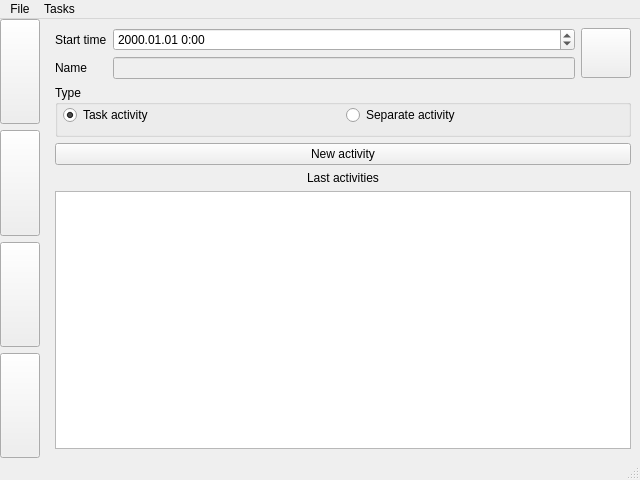
Old version of the form src/tabletmain.ui in the repository ya-breeze/TM.
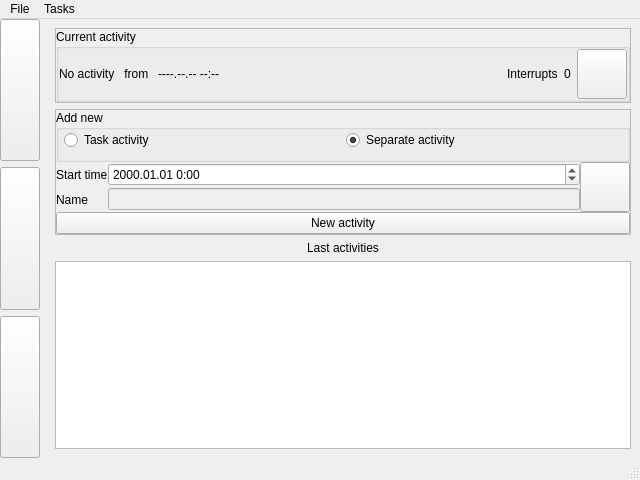
New version of the form. The open tabs and pages were chosen to show the change. Icons and pictures are not drawn.

What changed in the file:
```diff
--- a/src/tabletmain.ui
+++ b/src/tabletmain.ui
@@ -34,20 +34,6 @@
         </property>
        </widget>
       </item>
-      <item>
-       <widget class="QPushButton" name="btnChrono">
-        <property name="sizePolicy">
-         <sizepolicy hsizetype="Minimum" vsizetype="Preferred">
-          <horstretch>0</horstretch>
-          <verstretch>0</verstretch>
-         </sizepolicy>
-        </property>
-        <property name="icon">
-         <iconset resource="tm.qrc">
-          <normaloff>:/images/icons/contents.png</normaloff>:/images/icons/contents.png</iconset>
-        </property>
-       </widget>
-      </item>
       <item>
        <widget class="QPushButton" name="btnAddActivity">
         <property name="sizePolicy">
@@ -102,10 +88,13 @@
         </item>
         <item>
          <layout class="QHBoxLayout" name="horizontalLayout_2">
+          <property name="spacing">
+           <number>0</number>
+          </property>
           <item>
            <widget class="QPushButton" name="btnFilters">
             <property name="sizePolicy">
-             <sizepolicy hsizetype="Fixed" vsizetype="Fixed">
+             <sizepolicy hsizetype="Fixed" vsizetype="Preferred">
               <horstretch>0</horstretch>
               <verstretch>0</verstretch>
              </sizepolicy>
@@ -119,7 +108,7 @@
           <item>
            <widget class="QPushButton" name="btnTaskProperties">
             <property name="sizePolicy">
-             <sizepolicy hsizetype="Fixed" vsizetype="Fixed">
+             <sizepolicy hsizetype="Fixed" vsizetype="Preferred">
               <horstretch>0</horstretch>
               <verstretch>0</verstretch>
              </sizepolicy>
@@ -143,18 +132,39 @@
             </property>
            </widget>
           </item>
+          <item>
+           <widget class="QPushButton" name="btnClearFastFilter">
+            <property name="sizePolicy">
+             <sizepolicy hsizetype="Fixed" vsizetype="Preferred">
+              <horstretch>0</horstretch>
+              <verstretch>0</verstretch>
+             </sizepolicy>
+            </property>
+            <property name="icon">
+             <iconset resource="tm.qrc">
+              <normaloff>:/images/icons/editclear.png</normaloff>:/images/icons/editclear.png</iconset>
+            </property>
+           </widget>
+          </item>
           <item>
            <widget class="QLineEdit" name="leFastFIlter">
             <property name="sizePolicy">
-             <sizepolicy hsizetype="Preferred" vsizetype="Fixed">
-              <horstretch>0</horstretch>
+             <sizepolicy hsizetype="Expanding" vsizetype="Fixed">
+              <horstretch>4</horstretch>
               <verstretch>0</verstretch>
              </sizepolicy>
             </property>
            </widget>
           </item>
           <item>
-           <widget class="QPushButton" name="btnHideNotes"/>
+           <widget class="QPushButton" name="btnHideNotes">
+            <property name="sizePolicy">
+             <sizepolicy hsizetype="Expanding" vsizetype="Preferred">
+              <horstretch>2</horstretch>
+              <verstretch>0</verstretch>
+             </sizepolicy>
+            </property>
+           </widget>
           </item>
           <item>
            <widget class="QPushButton" name="btnAddChild">
@@ -198,20 +208,41 @@
         </item>
        </layout>
       </widget>
-      <widget class="QWidget" name="page_2">
+      <widget class="QWidget" name="page_3">
+       <layout class="QVBoxLayout" name="verticalLayout_6">
+        <item>
+         <widget class="QFrame" name="frame">
+          <property name="frameShape">
+           <enum>QFrame::StyledPanel</enum>
+          </property>
+          <property name="frameShadow">
+           <enum>QFrame::Raised</enum>
+          </property>
        <layout class="QVBoxLayout" name="verticalLayout_3">
+           <property name="spacing">
+            <number>0</number>
+           </property>
+           <property name="margin">
+            <number>0</number>
+           </property>
         <item>
-         <widget class="QLabel" name="label">
-          <property name="text">
+            <widget class="QGroupBox" name="groupBox_2">
+             <property name="title">
            <string>Current activity</string>
           </property>
-          <property name="alignment">
-           <set>Qt::AlignCenter</set>
-          </property>
-         </widget>
-        </item>
-        <item>
+             <property name="flat">
+              <bool>false</bool>
+             </property>
+             <property name="checkable">
+              <bool>false</bool>
+             </property>
          <layout class="QHBoxLayout" name="horizontalLayout_4">
+              <property name="spacing">
+               <number>6</number>
+              </property>
+              <property name="margin">
+               <number>0</number>
+              </property>
           <item>
            <widget class="QLabel" name="lblCurrentActivity">
             <property name="text">
@@ -219,39 +250,33 @@
             </property>
            </widget>
           </item>
-         </layout>
-        </item>
         <item>
-         <layout class="QGridLayout" name="gridLayout_3">
-          <item row="0" column="0">
-           <widget class="QLabel" name="label_2">
-            <property name="sizePolicy">
-             <sizepolicy hsizetype="Fixed" vsizetype="Preferred">
-              <horstretch>0</horstretch>
-              <verstretch>0</verstretch>
-             </sizepolicy>
-            </property>
+               <widget class="QLabel" name="label">
             <property name="text">
-             <string>Started</string>
+                 <string> from </string>
             </property>
            </widget>
           </item>
-          <item row="0" column="1">
+              <item>
            <widget class="QLabel" name="lblActivityStarted">
+                <property name="sizePolicy">
+                 <sizepolicy hsizetype="Expanding" vsizetype="Preferred">
+                  <horstretch>0</horstretch>
+                  <verstretch>0</verstretch>
+                 </sizepolicy>
+                </property>
             <property name="text">
              <string>----.--.-- --:--</string>
             </property>
            </widget>
           </item>
-          <item row="1" column="0">
-           <widget class="QLabel" name="label_9">
+              <item>
+               <widget class="QLabel" name="label_12">
             <property name="text">
              <string>Interrupts</string>
             </property>
            </widget>
           </item>
-          <item row="1" column="1">
-           <layout class="QHBoxLayout" name="horizontalLayout_5">
             <item>
              <widget class="QLabel" name="lblInterrupts">
               <property name="text">
@@ -273,50 +298,77 @@
              </widget>
             </item>
            </layout>
-          </item>
-         </layout>
-        </item>
-        <item>
-         <widget class="Line" name="line_2">
-          <property name="orientation">
-           <enum>Qt::Horizontal</enum>
-          </property>
+            </widget>
+           </item>
+          </layout>
          </widget>
         </item>
         <item>
-         <widget class="QLabel" name="label_7">
-          <property name="text">
-           <string>Activities</string>
+         <widget class="QFrame" name="frame_2">
+          <property name="frameShape">
+           <enum>QFrame::StyledPanel</enum>
           </property>
-          <property name="alignment">
-           <set>Qt::AlignCenter</set>
+          <property name="frameShadow">
+           <enum>QFrame::Raised</enum>
           </property>
-         </widget>
-        </item>
-        <item>
-         <widget class="QListView" name="lvActivities"/>
-        </item>
-       </layout>
-      </widget>
-      <widget class="QWidget" name="page_3">
        <layout class="QVBoxLayout" name="verticalLayout_5">
+           <property name="spacing">
+            <number>0</number>
+           </property>
+           <property name="margin">
+            <number>0</number>
+           </property>
+           <item>
+            <widget class="QGroupBox" name="groupBox">
+             <property name="title">
+              <string>Add new</string>
+             </property>
+             <property name="flat">
+              <bool>false</bool>
+             </property>
+             <layout class="QHBoxLayout" name="horizontalLayout_3">
+              <property name="leftMargin">
+               <number>5</number>
+              </property>
+              <property name="topMargin">
+               <number>0</number>
+              </property>
+              <property name="rightMargin">
+               <number>5</number>
+              </property>
+              <item>
+               <widget class="QRadioButton" name="rbActivityTask">
+                <property name="text">
+                 <string>Task activity</string>
+                </property>
+                <property name="checked">
+                 <bool>false</bool>
+                </property>
+               </widget>
+              </item>
+              <item>
+               <widget class="QRadioButton" name="rbActivityOther">
+                <property name="text">
+                 <string>Separate activity</string>
+                </property>
+                <property name="checked">
+                 <bool>true</bool>
+                </property>
+               </widget>
+              </item>
+             </layout>
+            </widget>
+           </item>
         <item>
          <layout class="QGridLayout" name="gridLayout">
-          <item row="0" column="0">
-           <widget class="QLabel" name="label_3">
-            <property name="sizePolicy">
-             <sizepolicy hsizetype="Fixed" vsizetype="Preferred">
-              <horstretch>0</horstretch>
-              <verstretch>0</verstretch>
-             </sizepolicy>
-            </property>
-            <property name="text">
-             <string>Start time</string>
-            </property>
-           </widget>
-          </item>
           <item row="0" column="1">
            <widget class="QDateTimeEdit" name="teActivityStartTime">
+               <property name="sizePolicy">
+                <sizepolicy hsizetype="Expanding" vsizetype="Fixed">
+                 <horstretch>0</horstretch>
+                 <verstretch>0</verstretch>
+                </sizepolicy>
+               </property>
             <property name="displayFormat">
              <string>yyyy.MM.dd H:mm</string>
             </property>
@@ -324,6 +376,12 @@
           </item>
           <item row="0" column="2" rowspan="2">
            <widget class="QToolButton" name="btnUpdateTime">
+               <property name="sizePolicy">
+                <sizepolicy hsizetype="Preferred" vsizetype="Preferred">
+                 <horstretch>0</horstretch>
+                 <verstretch>0</verstretch>
+                </sizepolicy>
+               </property>
             <property name="minimumSize">
              <size>
               <width>50</width>
@@ -346,45 +404,20 @@
             </property>
            </widget>
           </item>
-         </layout>
-        </item>
-        <item>
-         <widget class="QGroupBox" name="groupBox">
-          <property name="title">
-           <string>Type</string>
-          </property>
-          <property name="flat">
-           <bool>false</bool>
-          </property>
-          <layout class="QHBoxLayout" name="horizontalLayout_3">
-           <property name="leftMargin">
-            <number>5</number>
-           </property>
-           <property name="topMargin">
-            <number>0</number>
-           </property>
-           <property name="rightMargin">
-            <number>5</number>
-           </property>
-           <item>
-            <widget class="QRadioButton" name="rbActivityTask">
+             <item row="0" column="0">
+              <widget class="QLabel" name="label_3">
+               <property name="sizePolicy">
+                <sizepolicy hsizetype="Fixed" vsizetype="Preferred">
+                 <horstretch>0</horstretch>
+                 <verstretch>0</verstretch>
+                </sizepolicy>
+               </property>
              <property name="text">
-              <string>Task activity</string>
-             </property>
-             <property name="checked">
-              <bool>true</bool>
-             </property>
-            </widget>
-           </item>
-           <item>
-            <widget class="QRadioButton" name="rbActivityOther">
-             <property name="text">
-              <string>Separate activity</string>
-             </property>
-            </widget>
-           </item>
-          </layout>
-         </widget>
+                <string>Start time</string>
+               </property>
+              </widget>
+             </item>
+            </layout>
         </item>
         <item>
          <widget class="QPushButton" name="btnNewActivity">
@@ -393,6 +426,9 @@
           </property>
          </widget>
         </item>
+          </layout>
+         </widget>
+        </item>
         <item>
          <layout class="QVBoxLayout" name="verticalLayout_4">
           <item>
```
Left out of the diff: 48 changed lines with no effect on the pictures. Lines whose indentation alone changed are shown as unchanged.
